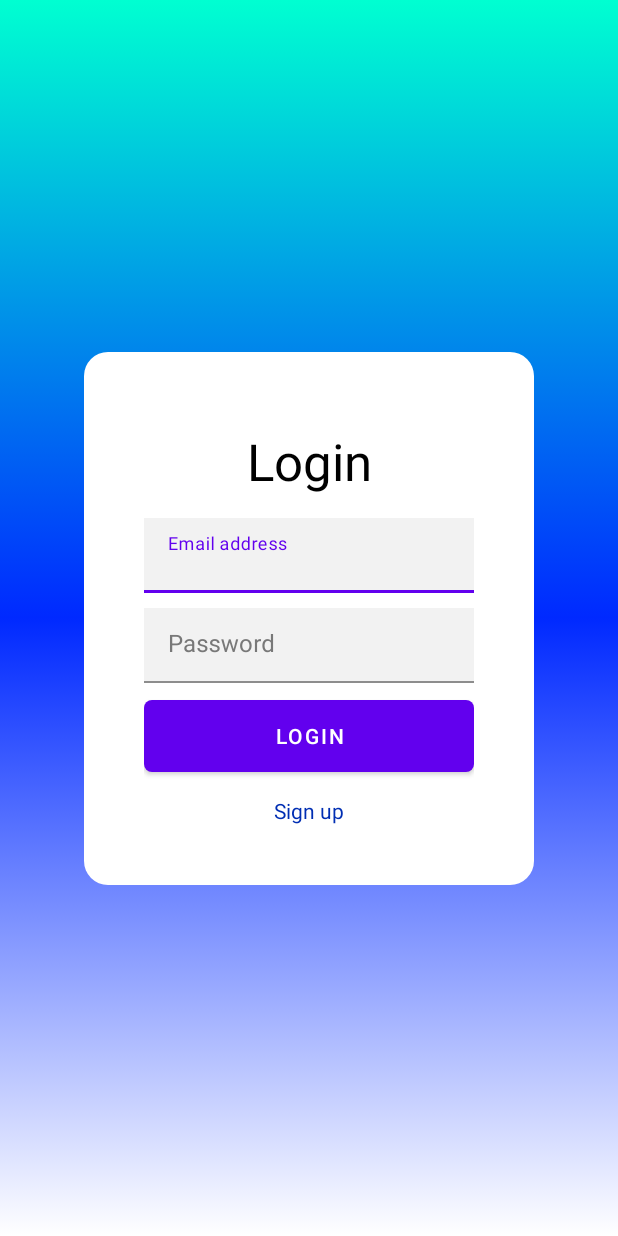
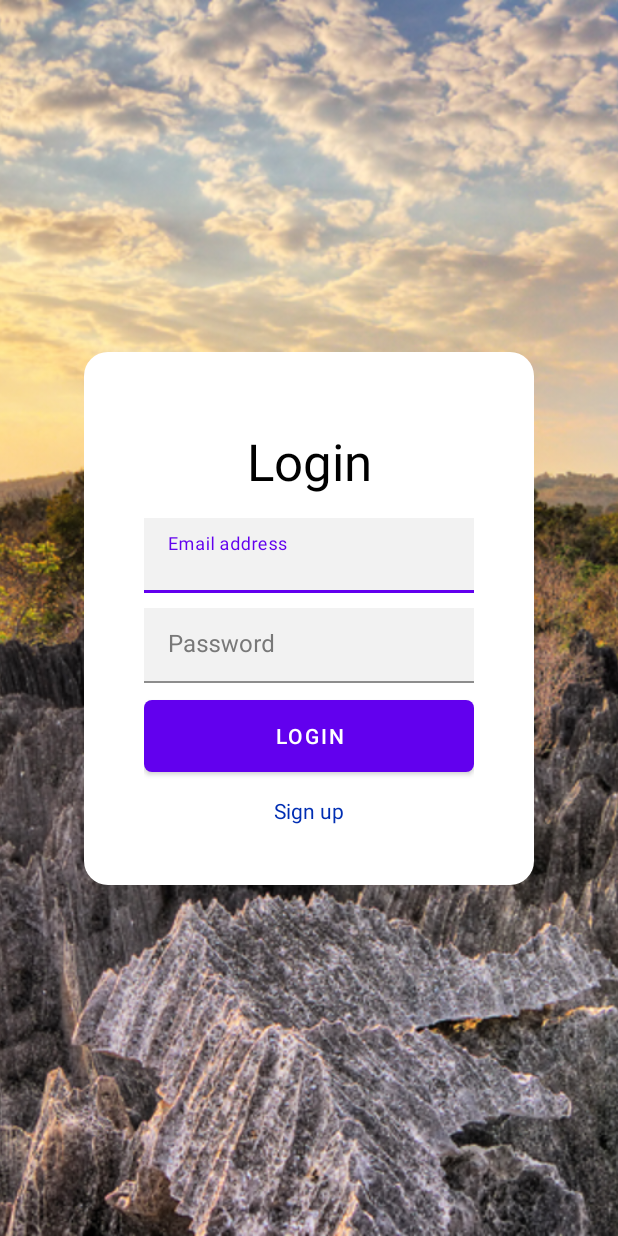
Before and after one commit to TahianaAndriambahoaka/projet-android-master1-p10, an Android app: the screen it shows after launch (LoginInscriptionActivity), on a phone screen of 412 x 824 dp. Run offline under Robolectric (Android 15) with nearby library versions, the phone set to English and light mode, and no system bars.

Commit message:
background images for login and signup

```diff
--- a/app/src/main/java/com/example/tourisme_1076_1146/vue/activities/LoginInscriptionActivity.java
+++ b/app/src/main/java/com/example/tourisme_1076_1146/vue/activities/LoginInscriptionActivity.java
@@ -4,13 +4,16 @@ import android.content.res.Configuration;
 import android.content.res.Resources;
 import android.os.Bundle;
 import android.util.DisplayMetrics;
+import android.view.View;
 
 import androidx.appcompat.app.AppCompatActivity;
+import androidx.appcompat.app.AppCompatDelegate;
 import androidx.fragment.app.FragmentManager;
 import androidx.fragment.app.FragmentTransaction;
 
 import com.example.tourisme_1076_1146.R;
 import com.example.tourisme_1076_1146.controleur.LanguagePreference;
+import com.example.tourisme_1076_1146.controleur.ThemePreference;
 import com.example.tourisme_1076_1146.vue.fragments.InscriptionFragment;
 import com.example.tourisme_1076_1146.vue.fragments.LoginFragment;
 
@@ -30,6 +33,15 @@ public class LoginInscriptionActivity extends AppCompatActivity {
         super.onCreate(savedInstanceState);
         setContentView(R.layout.activity_login_inscription);
 
+        String themeModeName = ThemePreference.getThemeMode(this);
+        if (themeModeName.equals("DARK")) {
+            findViewById(R.id.light).setVisibility(View.GONE);
+            findViewById(R.id.dark).setVisibility(View.VISIBLE);
+        } else {
+            findViewById(R.id.light).setVisibility(View.VISIBLE);
+            findViewById(R.id.dark).setVisibility(View.GONE);
+        }
+
         LoginFragment loginFragment = new LoginFragment();
         InscriptionFragment inscriptionFragment = new InscriptionFragment();
         FragmentManager fragmentManager = getSupportFragmentManager();
--- a/app/src/main/res/layout/activity_login_inscription.xml
+++ b/app/src/main/res/layout/activity_login_inscription.xml
@@ -6,6 +6,28 @@
     android:layout_height="match_parent"
     android:background="@drawable/background_gradient"
     tools:context=".vue.activities.LoginActivity">
+
+    <ImageView
+        android:id="@+id/dark"
+        android:layout_width="match_parent"
+        android:layout_height="match_parent"
+        android:src="@drawable/baobab"
+        android:scaleType="centerCrop"
+        app:layout_constraintTop_toTopOf="parent"
+        app:layout_constraintBottom_toBottomOf="parent"
+        app:layout_constraintStart_toStartOf="parent"
+        app:layout_constraintEnd_toEndOf="parent" />
+
+    <ImageView
+        android:id="@+id/light"
+        android:layout_width="match_parent"
+        android:layout_height="match_parent"
+        android:src="@drawable/tsingy"
+        android:scaleType="centerCrop"
+        app:layout_constraintTop_toTopOf="parent"
+        app:layout_constraintBottom_toBottomOf="parent"
+        app:layout_constraintStart_toStartOf="parent"
+        app:layout_constraintEnd_toEndOf="parent" />
 
     <ScrollView
         android:layout_width="300dp"
```
Also changed, not shown: app/src/main/res/drawable/baobab.jpg (added), app/src/main/res/drawable/tsingy.png (added).
